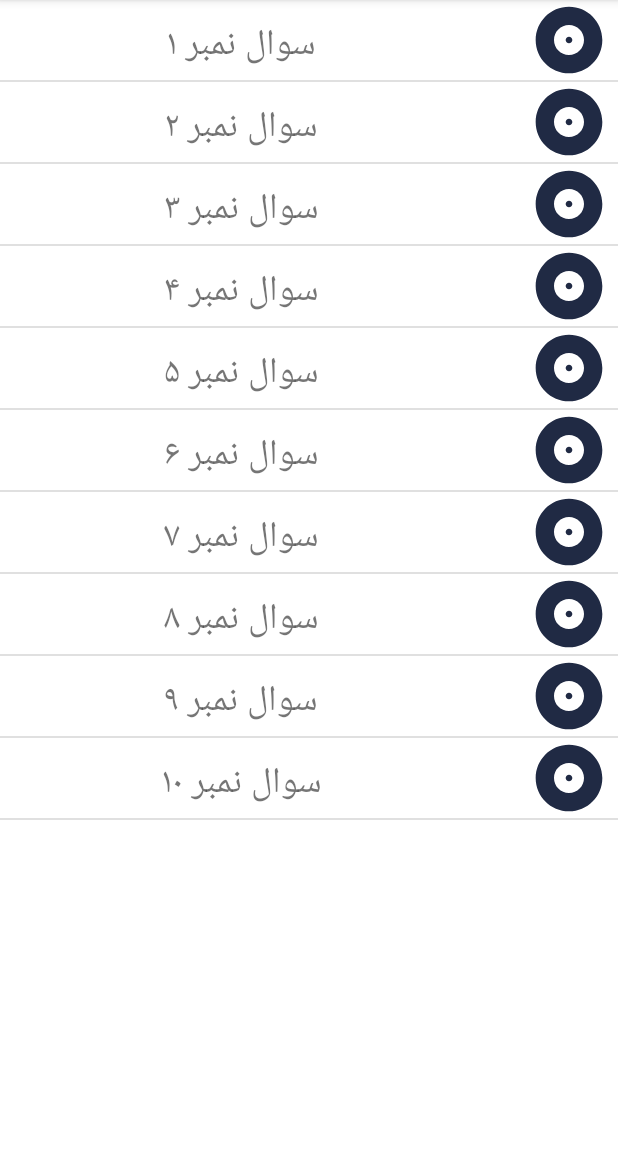
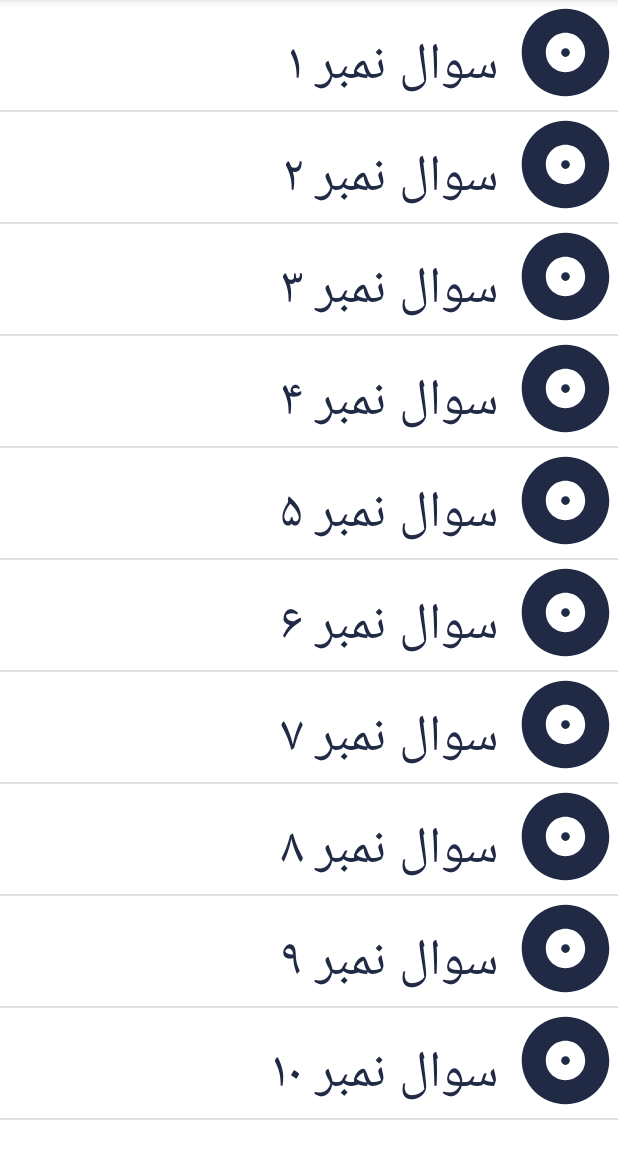
Before and after one commit to Mahreen-Asama/MC-Urdu-Qaida-V2, an Android app: the QuestionListActivity screen opened directly, with no data from a screen before it, on a phone screen of 412 x 824 dp, the part 84-1236 px from its top. Run offline under Robolectric (Android 15) with nearby library versions, the phone set to English and light mode, and no system bars.

Commit message:
customized list vieiw working

```diff
--- a/app/src/main/java/com/example/urduqaidav2/MyAdapter.java
+++ b/app/src/main/java/com/example/urduqaidav2/MyAdapter.java
@@ -42,6 +42,7 @@ public class MyAdapter extends ArrayAdapter<String>{
             public void onClick(View view) {
 
                 Intent intent=new Intent(getContext(),QuizActivity.class);  //start quiz activity
+                intent.putExtra("position",position);
                 startActivity(getContext(),intent, Bundle.EMPTY);
             }
         });
--- a/app/src/main/res/layout/questions_customized_list.xml
+++ b/app/src/main/res/layout/questions_customized_list.xml
@@ -7,22 +7,22 @@
 
     <ImageView
         android:id="@+id/album_sign"
-        android:layout_width="65dp"
-        android:layout_height="53dp"
+        android:layout_width="70dp"
+        android:layout_height="70dp"
         app:layout_constraintEnd_toEndOf="parent"
         app:layout_constraintTop_toTopOf="parent"
         app:srcCompat="@drawable/ic_baseline_album_24" />
 
     <TextView
         android:id="@+id/swal_number"
-        android:layout_width="wrap_content"
+        android:layout_width="339dp"
         android:layout_height="wrap_content"
-        android:layout_marginTop="10dp"
-        android:layout_marginEnd="25dp"
+        android:layout_marginTop="15dp"
+        android:layout_marginEnd="10dp"
         android:text="TextView"
+        android:textColor="@color/blue_900"
         android:textDirection="rtl"
-        android:textSize="24sp"
+        android:textSize="34sp"
         app:layout_constraintEnd_toStartOf="@+id/album_sign"
-        app:layout_constraintStart_toStartOf="parent"
         app:layout_constraintTop_toTopOf="parent" />
 </androidx.constraintlayout.widget.ConstraintLayout>
```
Also changed, not shown: app/src/main/java/com/example/urduqaidav2/QuizActivity.java (+57 -8 lines).
